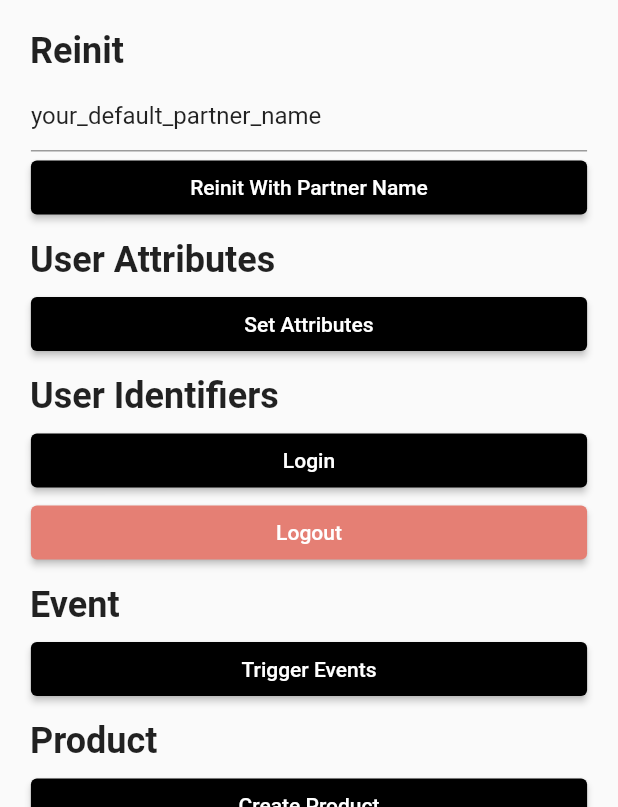
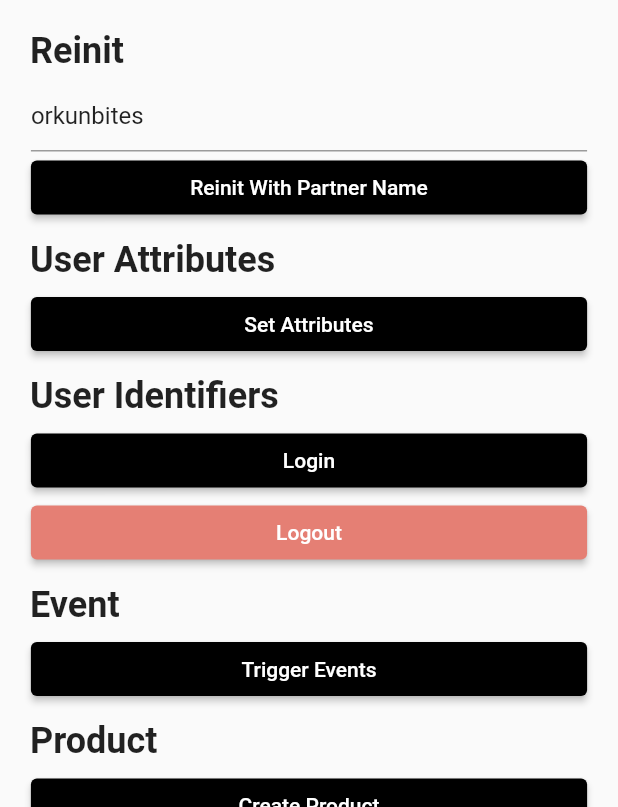
Before and after one commit to useinsider/FlutterDemo, a Flutter app: the screen it shows after launch, after a tap on "Reinit With Partner Name", on a phone screen of 412 x 824 dp, the part 429-1236 px from its top. Run offline on Flutter 3.47's test engine with Material 2 defaults, Android fonts, the phone set to English and light mode, and no system bars; our stand-ins replace firebase_core, firebase_messaging, shared_preferences; missing offline and left inert: flutter_insider; accounts and stored records are empty.

Commit message:
Update Demo

```diff
--- a/lib/insider/Reinit.dart
+++ b/lib/insider/Reinit.dart
@@ -1,12 +1,35 @@
 import 'package:flutter/material.dart';
 import 'package:flutter_demo/components/CustomButton.dart';
 import 'package:flutter_insider/flutter_insider.dart';
+
+import 'package:shared_preferences/shared_preferences.dart';
 
 class Reinit extends StatelessWidget {
   String partnerName;
   final TextEditingController _controller;
 
-  Reinit(this.partnerName) : _controller = TextEditingController(text: partnerName);
+  Reinit(this.partnerName) : _controller = TextEditingController(text: partnerName) {
+    updatePartnerName();
+  }
+
+  Future updatePartnerName() async {
+    final SharedPreferences prefs = await SharedPreferences.getInstance();
+    String? cachedPartnerName = prefs.getString("insider_partner_name");
+
+    if (cachedPartnerName != null && cachedPartnerName != "") {
+      _controller.text = cachedPartnerName;
+    } else {
+      _controller.text = partnerName;
+    }
+  }
+
+  Future reinitWithPartnerName(newPartnerName) async {
+    final SharedPreferences prefs = await SharedPreferences.getInstance();
+
+    prefs.setString("insider_partner_name", newPartnerName);
+
+    FlutterInsider.Instance.reinitWithPartnerName(newPartnerName);
+  }
 
   @override
   Widget build(BuildContext context) {
@@ -35,7 +58,7 @@ class Reinit extends StatelessWidget {
             SizedBox(
               width: MediaQuery.of(context).size.width * 0.9,
               child: CustomButton(buttonText: 'Reinit With Partner Name', onPressed: () {
-                FlutterInsider.Instance.reinitWithPartnerName(partnerName);
+                reinitWithPartnerName(partnerName);
               }),
             ),
           ],
--- a/lib/main.dart
+++ b/lib/main.dart
@@ -22,6 +22,8 @@ import 'package:flutter_insider/enum/InsiderCallbackAction.dart';
 import 'package:firebase_core/firebase_core.dart';
 import 'package:firebase_messaging/firebase_messaging.dart';
 import 'firebase_options.dart';
+
+import 'package:shared_preferences/shared_preferences.dart';
 
 @pragma('vm:entry-point')
 Future<void> _firebaseMessagingBackgroundHandler(RemoteMessage message) async {
@@ -135,13 +137,25 @@ class HomePage extends StatefulWidget {
 }
 
 class _HomePageState extends State<HomePage> {
-  String partnerName = "your_default_partner_name";
+  String defaultPartnerName = "orkunbites";
 
   @override
   void initState() {
     super.initState();
 
-    initInsider(partnerName);
+    initialize();
+  }
+
+  void initialize() async {
+    final SharedPreferences prefs = await SharedPreferences.getInstance();
+
+    if (prefs.getString("insider_partner_name") != null) {
+      defaultPartnerName = prefs.getString("insider_partner_name") ?? defaultPartnerName;
+    } else {
+      prefs.setString("insider_partner_name", defaultPartnerName);
+    }
+
+    initInsider(defaultPartnerName);
     initFirebase();
   }
 
@@ -182,7 +196,7 @@ class _HomePageState extends State<HomePage> {
                   ),
                 ),
                 CustomTitle(title: 'Reinit'),
-                Reinit(partnerName),
+                Reinit(defaultPartnerName),
                 CustomTitle(title: 'User Attributes'),
                 UserAttribute(),
                 CustomTitle(title: 'User Identifiers'),
--- a/pubspec.yaml
+++ b/pubspec.yaml
@@ -32,6 +32,7 @@ dependencies:
   flutter_insider: 3.6.0
   firebase_core: ^2.9.0
   firebase_messaging: ^14.4.0
+  shared_preferences: ^2.2.1
 
   # The following adds the Cupertino Icons font to your application.
   # Use with the CupertinoIcons class for iOS style icons.
```
